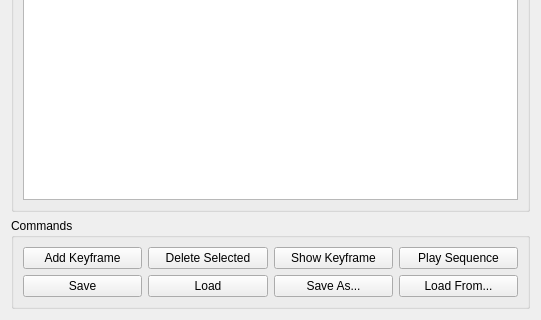
Above: tools/UTNaoTool/KeyframeWidget.ui from LARG/robotics-2018 before the change; both pictures show x 0 to 541 and y 213 to 533 of the 541 by 533 pixel window. Below: the same form after it.
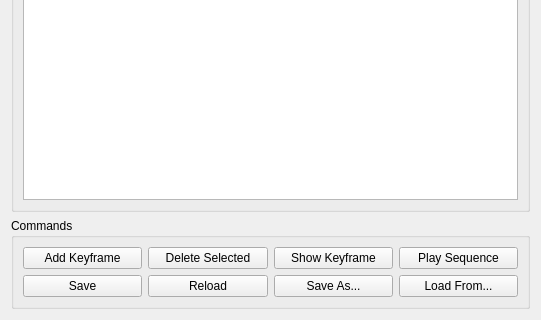
That is the form after the change.

Commit message: Keyframe load from and save as buttons now working.

Patch:
```diff
--- a/tools/UTNaoTool/KeyframeWidget.ui
+++ b/tools/UTNaoTool/KeyframeWidget.ui
@@ -37,7 +37,7 @@
       <item row="1" column="5">
        <widget class="QPushButton" name="btnReload">
         <property name="text">
-         <string>Load</string>
+         <string>Reload</string>
         </property>
        </widget>
       </item>
```
The commit also changes 1 other file.
